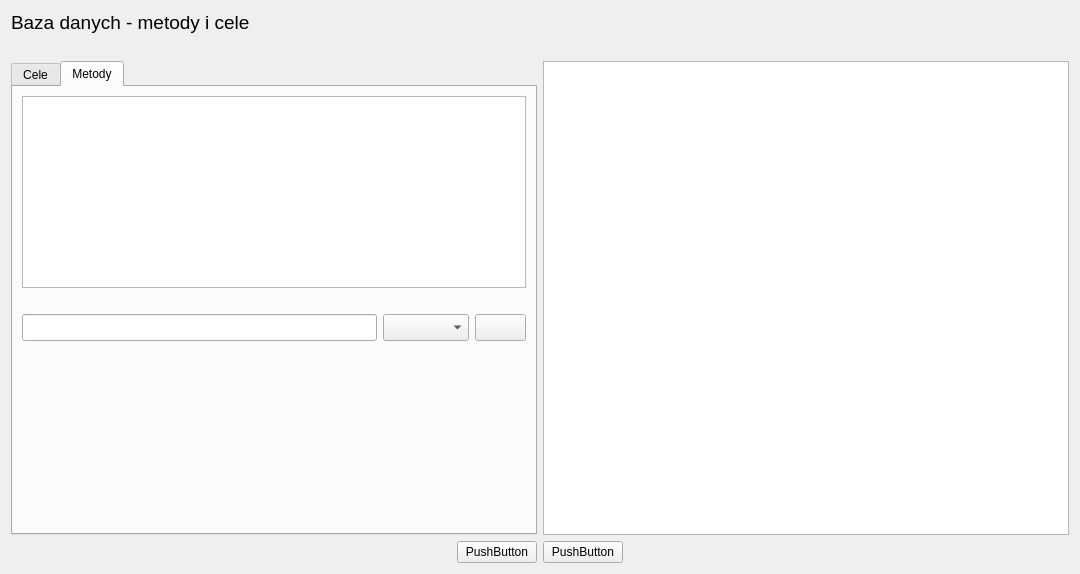
Barto-Paja/SI-Plan-Describer, file Plan-Describer/databaseeditordialog.ui: the form before one commit.
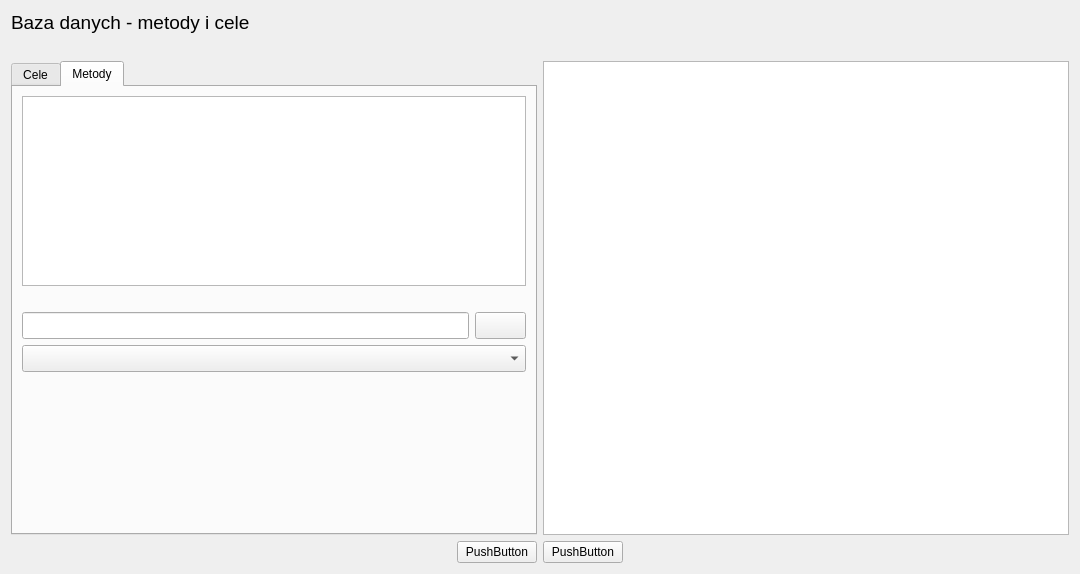
The form after the commit. The open tabs and pages were chosen to show the change. Icons and pictures are not drawn.

```diff
--- a/Plan-Describer/databaseeditordialog.ui
+++ b/Plan-Describer/databaseeditordialog.ui
@@ -185,15 +185,6 @@
              </property>
             </widget>
            </item>
-           <item>
-            <widget class="QComboBox" name="comboBox_targets">
-             <property name="font">
-              <font>
-               <pointsize>12</pointsize>
-              </font>
-             </property>
-            </widget>
-           </item>
            <item>
             <widget class="QPushButton" name="pushButton_addNewMethod">
              <property name="font">
@@ -218,6 +209,15 @@
            </item>
           </layout>
          </item>
+         <item>
+          <widget class="QComboBox" name="comboBox_targets">
+           <property name="font">
+            <font>
+             <pointsize>12</pointsize>
+            </font>
+           </property>
+          </widget>
+         </item>
          <item>
           <spacer name="verticalSpacer_4">
            <property name="orientation">
```
